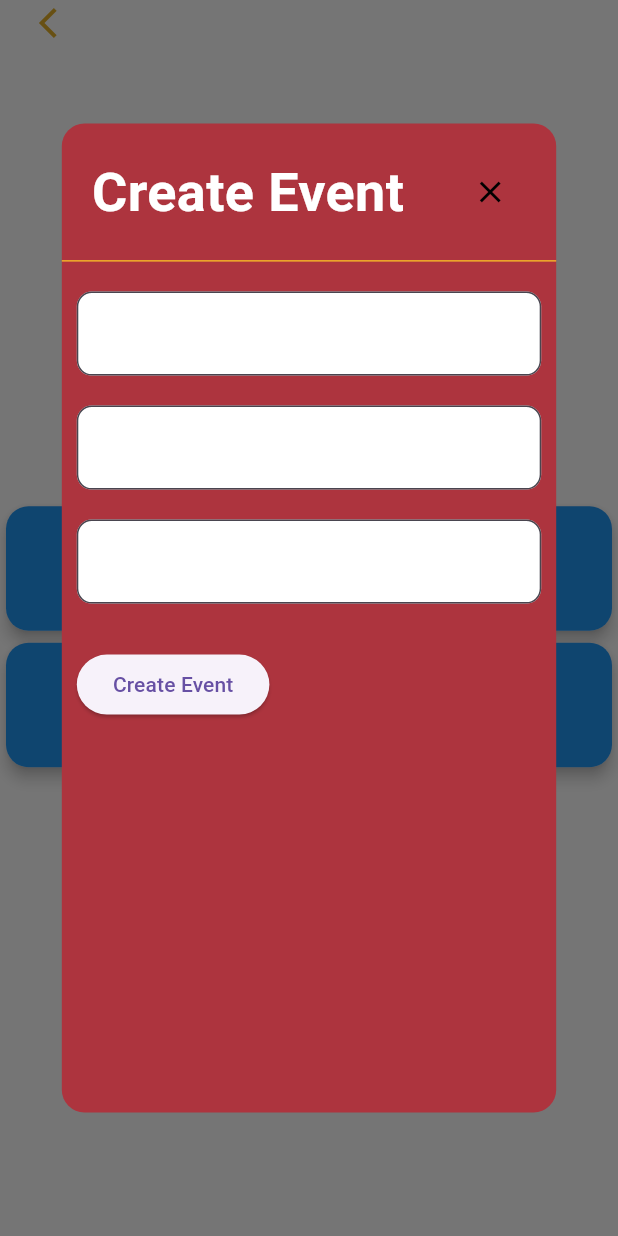
After one commit to mulalorasivhaga/cape_town_festival, a Flutter app: the AdminDashboardView screen opened directly, after a tap on "Create Event", on a phone screen of 412 x 824 dp. The commit adds this screen. Run offline on Flutter 3.47's test engine with Material 3 defaults, Android fonts, the phone set to English and light mode, and no system bars; our stand-ins replace cloud_firestore, firebase_auth, firebase_core, flutter_riverpod, logger; accounts and stored records are empty.

Commit message:
admin dashboard

```diff
--- a/lib/features/auth_screens/view/reg_view.dart
+++ b/lib/features/auth_screens/view/reg_view.dart
@@ -51,7 +51,6 @@ class _RegScreenState extends ConsumerState<RegScreen> {
     'Male',
   ];
 
-
   @override
   void dispose() {
     logger.logDebug('Disposing RegScreen');
@@ -69,7 +68,6 @@ class _RegScreenState extends ConsumerState<RegScreen> {
     }
     return null;
   }
-
 
 /// Password validation
   String? _validatePassword(String? value) {
@@ -90,7 +88,6 @@ class _RegScreenState extends ConsumerState<RegScreen> {
 
   /// Verify email address
   String role = 'User';
-
   Future<void> _verifyEmail() async {
     if (email.isEmpty) return;
 
@@ -127,8 +124,7 @@ class _RegScreenState extends ConsumerState<RegScreen> {
     }
   }
 
-
-  // Registration handler
+  /// Registration handler
   Future<void> _handleRegistration() async {
     if (!_formKey.currentState!.validate()) {
       logger.logWarning('Form validation failed');
--- a/lib/features/user_dashboard/controller/user_profile_service.dart
+++ b/lib/features/dashboard_screen/controller/user_profile_service.dart
@@ -1,4 +1,3 @@
-
 import 'package:firebase_auth/firebase_auth.dart' as firebase_auth;
 import 'package:cloud_firestore/cloud_firestore.dart';
 import 'package:ct_festival/utils/logger.dart';
--- /dev/null
+++ b/lib/features/dashboard_screen/view/admin_dashboard_view.dart
@@ -0,0 +1,41 @@
+// view total registered users
+// view registered events
+// create event
+// edit event
+// show event history (all events)
+// view stats of events and users
+
+import 'package:flutter/material.dart';
+import '../../../shared/navigation/view/back_button.dart';
+import 'package:ct_festival/features/dashboard_screen/view/mixin/dashboard_mixin.dart';
+
+class AdminDashboardView extends StatelessWidget with DashboardMixin {
+   AdminDashboardView({super.key});
+
+  @override
+  Widget build(BuildContext context) {
+    return Scaffold(
+      appBar: PreferredSize(
+        preferredSize: const Size.fromHeight(25),
+        child: BackToHomeNav(),
+      ),
+      backgroundColor: Colors.white,
+      body: Center(
+        child: Column( mainAxisAlignment: MainAxisAlignment.center,
+          children: [
+            buildCard(
+              title: 'Admin Card',
+              onTap: () => showProfileDialog(context),
+              color: Colors.blue,
+            ),
+            buildCard(
+              title: 'Create Event',
+              onTap: () => showCreateEventDialog(context),
+              color: Colors.blue,
+            ),
+          ],
+        ),
+      ),
+    );
+  }
+}
--- /dev/null
+++ b/lib/features/dashboard_screen/view/mixin/dashboard_mixin.dart
@@ -0,0 +1,98 @@
+import 'package:ct_festival/features/dashboard_screen/controller/user_profile_service.dart';
+import 'package:ct_festival/features/dashboard_screen/view/widget/create_event_dialog.dart';
+import 'package:flutter/material.dart';
+import '../../../auth_screens/view/login_view.dart';
+import '../widget/profile_dialog.dart';
+import 'package:ct_festival/utils/logger.dart';
+
+mixin DashboardMixin {
+  final AppLogger logger = AppLogger();
+  final UserProfileService _userProfileService = UserProfileService();
+
+  /// Function to show the profile dialog
+  void showProfileDialog(BuildContext context) async {
+    try {
+      final userProfile = await _userProfileService.getUserProfile();
+
+      if (userProfile != null && context.mounted) {
+        logger.logInfo('👤 Showing profile for user: ${userProfile['email']}');
+        showDialog(
+          context: context,
+          barrierDismissible: false,
+          builder: (BuildContext context) => Dialog(
+            backgroundColor: Colors.transparent,
+            insetPadding: const EdgeInsets.symmetric(horizontal: 20),
+            child: Container(
+              width: MediaQuery.of(context).size.width * 0.8,
+              height: MediaQuery.of(context).size.height * 0.8,
+              decoration: BoxDecoration(
+                color: const Color(0xFFAD343E),
+                borderRadius: BorderRadius.circular(15),
+              ),
+              child: ProfileDialog(currentUser: userProfile),
+            ),
+          ),
+        );
+      } else if (context.mounted) {
+        logger.logWarning('⚠️ User not authenticated, redirecting to login');
+        Navigator.pushReplacement(
+          context,
+          MaterialPageRoute(builder: (context) => const LoginScreen()),
+        );
+      }
+    } catch (e) {
+      logger.logError('❌ Error showing profile dialog: $e');
+      if (context.mounted) {
+        ScaffoldMessenger.of(context).showSnackBar(
+          const SnackBar(content: Text('Failed to load profile')),
+        );
+      }
+    }
+  }
+
+  /// Function to show the create event dialog
+  void showCreateEventDialog(BuildContext context) {
+    showDialog(
+      context: context,
+      barrierDismissible: false,
+      builder: (BuildContext context) => CreateEventDialog(),
+    );
+  }
+}
+
+  /// Build the card widget
+  Widget buildCard({
+    required String title,
+    required VoidCallback onTap,
+    required Color color,
+    bool isDisabled = false,
+  }) {
+    return Card(
+      elevation: 4.0,
+      shape: RoundedRectangleBorder(
+        borderRadius: BorderRadius.circular(15.0),
+      ),
+      child: InkWell(
+        onTap: isDisabled ? null : onTap,
+        borderRadius: BorderRadius.circular(15.0),
+        child: Container(
+          padding: const EdgeInsets.all(16.0),
+          decoration: BoxDecoration(
+            borderRadius: BorderRadius.circular(15.0),
+            color: color,
+          ),
+          child: Center(
+            child: Text(
+              title,
+              textAlign: TextAlign.center,
+              style: const TextStyle(
+                fontSize: 36,
+                fontWeight: FontWeight.bold,
+                color: Colors.white,
+              ),
+            ),
+          ),
+        ),
+      ),
+    );
+  }
--- /dev/null
+++ b/lib/features/dashboard_screen/view/widget/create_event_dialog.dart
@@ -0,0 +1,99 @@
+import 'package:flutter/material.dart';
+
+class CreateEventDialog extends StatelessWidget {
+  final TextEditingController eventNameController = TextEditingController();
+  final TextEditingController eventDescriptionController = TextEditingController();
+  final TextEditingController eventDateController = TextEditingController();
+
+  CreateEventDialog({super.key});
+
+  @override
+  Widget build(BuildContext context) {
+    return Dialog(
+      backgroundColor: Colors.transparent,
+      insetPadding: const EdgeInsets.symmetric(horizontal: 20),
+      child: Container(
+        width: MediaQuery.of(context).size.width * 0.8,
+        height: MediaQuery.of(context).size.height * 0.8,
+        decoration: BoxDecoration(
+          color: const Color(0xFFAD343E),
+          borderRadius: BorderRadius.circular(15),
+        ),
+        child: Column(
+          children: [
+            _buildHeader(context),
+            Expanded(child: _buildEventForm(context)),
+          ],
+        ),
+      ),
+    );
+  }
+
+  Widget _buildHeader(BuildContext context) {
+    return Container(
+      padding: const EdgeInsets.all(20),
+      decoration: const BoxDecoration(
+        border: Border(
+          bottom: BorderSide(color: Color(0xFFF2AF29), width: 1),
+        ),
+      ),
+      child: Row(
+        mainAxisAlignment: MainAxisAlignment.spaceBetween,
+        children: [
+          const Text(
+            'Create Event',
+            style: TextStyle(
+              color: Colors.white,
+              fontSize: 36,
+              fontWeight: FontWeight.bold,
+            ),
+          ),
+          IconButton(
+            icon: const Icon(Icons.close, color: Color(0xFF000000)),
+            onPressed: () => Navigator.of(context).pop(),
+          ),
+        ],
+      ),
+    );
+  }
+
+  Widget _buildEventForm(BuildContext context) {
+    return SingleChildScrollView(
+      padding: const EdgeInsets.all(10),
+      child: Column(
+        crossAxisAlignment: CrossAxisAlignment.start,
+        children: [
+          _buildTextField('Event Name', eventNameController),
+          _buildTextField('Event Description', eventDescriptionController),
+          _buildTextField('Event Date', eventDateController),
+          const SizedBox(height: 20),
+          ElevatedButton(
+            onPressed: () {
+              // Handle event creation logic here
+              Navigator.of(context).pop();
+            },
+            child: const Text('Create Event'),
+          ),
+        ],
+      ),
+    );
+  }
+
+  Widget _buildTextField(String label, TextEditingController controller) {
+    return Padding(
+      padding: const EdgeInsets.symmetric(vertical: 10),
+      child: TextField(
+        controller: controller,
+        decoration: InputDecoration(
+          labelText: label,
+          labelStyle: const TextStyle(color: Colors.white),
+          filled: true,
+          fillColor: Colors.white,
+          border: OutlineInputBorder(
+            borderRadius: BorderRadius.circular(10),
+          ),
+        ),
+      ),
+    );
+  }
+}
--- a/lib/features/user_dashboard/view/user_nav.dart
+++ b/lib/features/dashboard_screen/view/widget/user_nav.dart
@@ -1,6 +1,6 @@
 import 'package:flutter/material.dart';
 import 'package:firebase_auth/firebase_auth.dart';
-import '../../auth_screens/view/login_view.dart';
+import '../../../auth_screens/view/login_view.dart';
 
 class UserNavBar extends StatelessWidget {
   const UserNavBar({super.key});
--- /dev/null
+++ b/lib/features/event_screens/controller/event_service.dart
@@ -0,0 +1,70 @@
+// create event
+// edit event (change event details)
+
+import 'package:cloud_firestore/cloud_firestore.dart';
+import 'package:firebase_auth/firebase_auth.dart';
+import '../../auth_screens/controller/auth_service.dart';
+import '../model/event_model.dart';
+
+class EventService {
+  final FirebaseFirestore _firestore = FirebaseFirestore.instance;
+  final FirebaseAuth _auth = FirebaseAuth.instance;
+  final AuthService _authService = AuthService(
+      firestore: FirebaseFirestore.instance,
+      auth: FirebaseAuth.instance
+  );
+  /// get all events
+  Future<List<Event>> getAllEvents() async {
+    try {
+      final user = _auth.currentUser;
+      if (user == null) {
+        return [];
+      }
+
+      final events = await _firestore.collection('events').get();
+      return events.docs.map((e) => Event.fromMap(e.data())).toList();
+    } catch (e) {
+      return [];
+    }
+  }
+
+  /// create event
+  Future<String> createEvent(Event event) async {
+    try {
+      final user = _auth.currentUser;
+      if (user == null) {
+        return 'User not authenticated';
+      }
+
+      final authUser = await _authService.getCurrentUser();
+      if (authUser == null || authUser.role != 'Admin') {
+        return 'User not authorized to create events';
+      }
+
+      await _firestore.collection('events').add(event.toMap());
+      return 'Event created successfully';
+    } catch (e) {
+      return 'Failed to create event: ${e.toString()}';
+    }
+  }
+
+  /// edit event (change event details)
+  Future<String> editEvent(String eventId, Event updatedEvent) async {
+    try {
+      final user = _auth.currentUser;
+      if (user == null) {
+        return 'User not authenticated';
+      }
+
+      final authUser = await _authService.getCurrentUser();
+      if (authUser == null || authUser.role != 'Admin') {
+        return 'User not authorized to edit events';
+      }
+
+      await _firestore.collection('events').doc(eventId).update(updatedEvent.toMap());
+      return 'Event updated successfully';
+    } catch (e) {
+      return 'Failed to update event: ${e.toString()}';
+    }
+  }
+}
--- /dev/null
+++ b/lib/features/event_screens/controller/rsvp_service.dart
@@ -0,0 +1,3 @@
+// assign user to event ( status to 'going')
+// remove user from event ( status to 'cancelled')
+// update user status to event ( status to 'going' or 'cancelled')
--- /dev/null
+++ b/lib/features/event_screens/model/event_model.dart
@@ -0,0 +1,87 @@
+// collection of event details
+class Event {
+  final String title;
+  final String description;
+  final String maxParticipants;
+  final String ratings;
+  final String comments;
+  final String category;
+  final String location;
+  final DateTime startDate;
+  final DateTime endDate;
+  final DateTime createdAt;
+
+  Event({
+    required this.title,
+    required this.description,
+    required this.maxParticipants,
+    required this.ratings,
+    required this.comments,
+    required this.category,
+    required this.location,
+    required this.startDate,
+    required this.endDate,
+    DateTime? createdAt,
+  }) : createdAt = createdAt ?? DateTime.now();
+
+  Map<String, dynamic> toMap() {
+    return {
+      'title': title,
+      'description': description,
+      'maxParticipants': maxParticipants,
+      'ratings': ratings,
+      'comments': comments,
+      'category': category,
+      'location': location,
+      'startDate': startDate.toIso8601String(),
+      'endDate': endDate.toIso8601String(),
+      'createdAt': createdAt.toIso8601String(),
+    };
+  }
+
+  factory Event.fromMap(Map<String, dynamic> map) {
+    return Event(
+      title: map['title'] ?? '',
+      description: map['description'] ?? '',
+      maxParticipants: map['maxParticipants'] ?? '',
+      ratings: map['ratings'] ?? '',
+      comments: map['comments'] ?? '',
+      category: map['category'] ?? '',
+      location: map['location'] ?? '',
+      startDate: map['startDate'] != null ? DateTime.parse(map['startDate']) : DateTime.now(),
+      endDate: map['endDate'] != null ? DateTime.parse(map['endDate']) : DateTime.now(),
+      createdAt: map['createdAt'] != null ? DateTime.parse(map['createdAt']) : DateTime.now(),
+    );
+  }
+
+  Event copyWith({
+    String? title,
+    String? description,
+    String? maxParticipants,
+    String? ratings,
+    String? comments,
+    String? category,
+    String? location,
+    DateTime? startDate,
+    DateTime? endDate,
+    DateTime? createdAt,
+  }) {
+    return Event(
+      title: title ?? this.title,
+      description: description ?? this.description,
+      maxParticipants: maxParticipants ?? this.maxParticipants,
+      ratings: ratings ?? this.ratings,
+      comments: comments ?? this.comments,
+      category: category ?? this.category,
+      location: location ?? this.location,
+      startDate: startDate ?? this.startDate,
+      endDate: endDate ?? this.endDate,
+      createdAt: createdAt ?? this.createdAt,
+    );
+  }
+
+  @override
+  String toString() {
+    return 'Event(title: $title, description: $description, maxParticipants: $maxParticipants, ratings: $ratings, comments: $comments, category: $category, location: $location, startDate: $startDate, endDate: $endDate, createdAt: $createdAt)';
+  }
+}
--- a/lib/main.dart
+++ b/lib/main.dart
@@ -1,4 +1,4 @@
-import 'package:ct_festival/features/user_dashboard/view/dashboard_view.dart';
+import 'package:ct_festival/shared/navigation/view/main_nav.dart';
 import 'package:flutter/material.dart';
 import 'package:ct_festival/config/routes.dart';
 import 'package:firebase_core/firebase_core.dart';
@@ -28,7 +28,7 @@ class CtApp extends StatelessWidget {
       debugShowCheckedModeBanner: false,
       title: 'Cape Town Festival',
       theme: ThemeData.light(),
-      home: UserDashboard(),
+      home: MainNav(),
       routes: Routes.getRoutes(),  // Use getRoutes() here
     );
   }
```
Also changed, not shown: lib/features/auth_screens/view/login_view.dart (+4 -4 lines), lib/features/dashboard_screen/controller/event_profile_service.dart (added, +34 -0 lines), lib/features/dashboard_screen/view/user_dashboard_view.dart (added, +45 -0 lines), lib/features/event_screens/model/rsvp_model.dart (added, +57 -0 lines), lib/features/event_screens/view/event_view.dart (added, +24 -0 lines), lib/features/user_dashboard/view/dashboard_view.dart (deleted, +0 -130 lines), lib/shared/navigation/view/main_nav.dart (+23 -6 lines), lib/features/auth_screens/view/admin_view.dart (deleted), lib/features/dashboard_screen/view/widget/profile_dialog.dart (renamed from lib/features/user_dashboard/view/profile_dialog.dart), lib/features/user_dashboard/view/event_dialog.dart (deleted).
